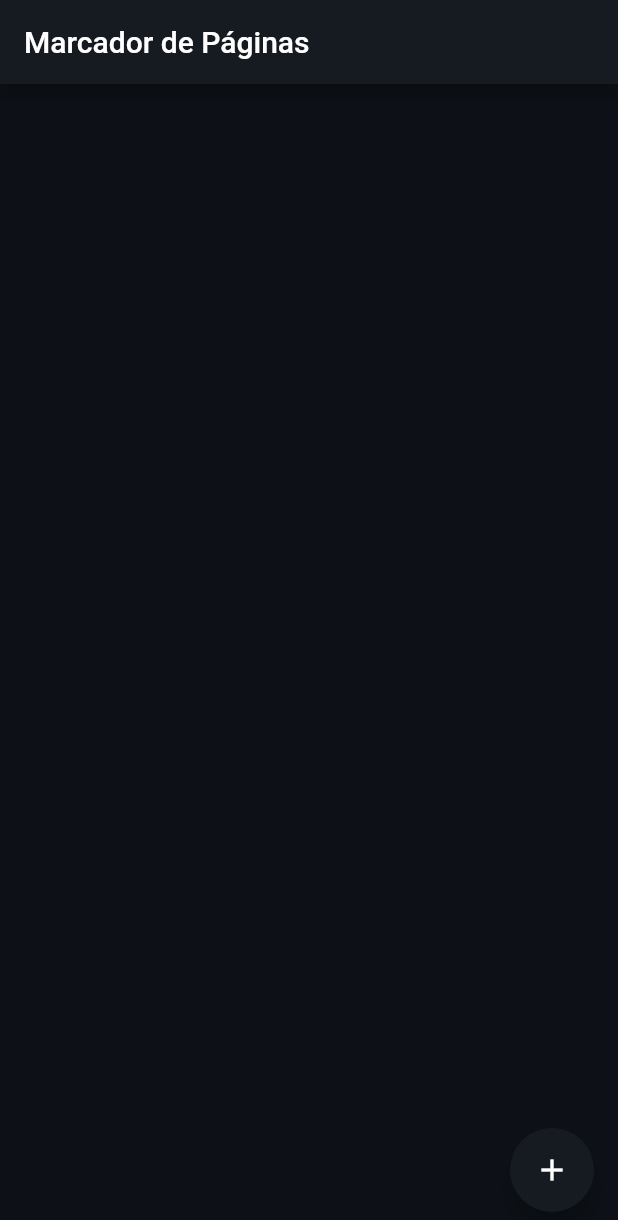
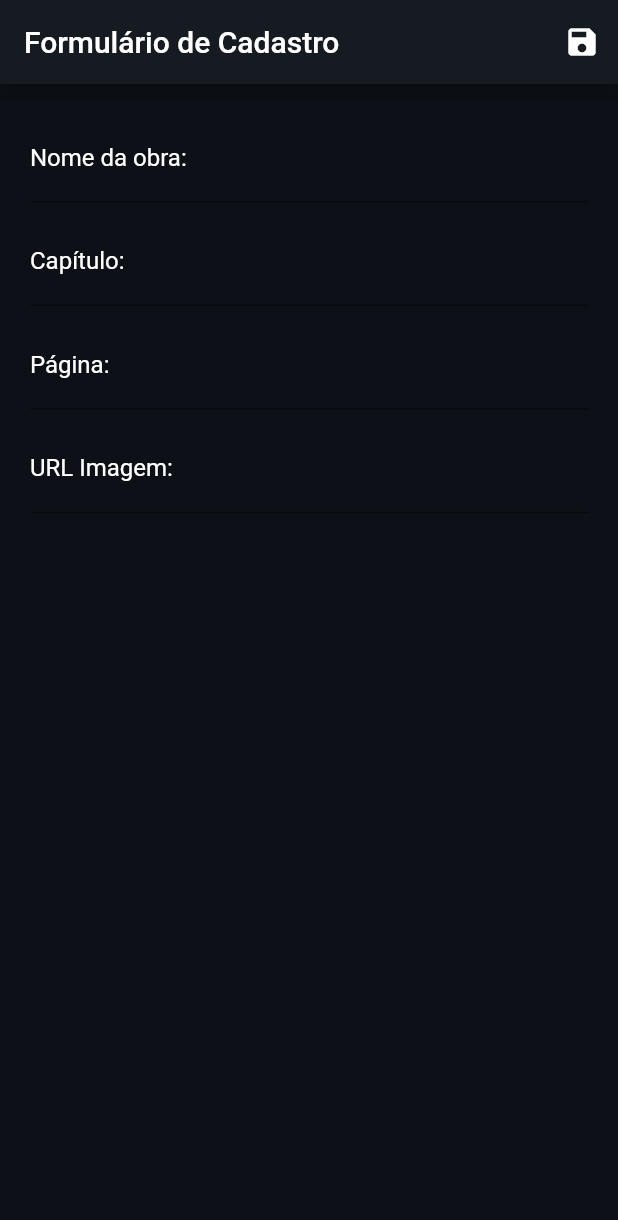
Before and after one commit to RAShiguemoto/marcador-pagina-app, a Flutter app: the screen it shows after launch, after a tap on the "add" icon, on a phone screen of 412 x 824 dp. Shown: the top 1220 px of the screen. Run offline on Flutter 3.47's test engine with Material 2 defaults, Android fonts, the phone set to English and light mode, and no system bars; our stand-ins replace get_it, sqflite; accounts and stored records are empty; network calls fail.

Commit message:
Cadastrar novo livro.

```diff
--- a/lib/app/controller/livro_controller.dart
+++ b/lib/app/controller/livro_controller.dart
@@ -1,24 +1,22 @@
+import 'package:flutter/material.dart';
 import 'package:marca_pagina_app/app/model/livro_model.dart';
 import 'package:marca_pagina_app/app/repository/livro_repository.dart';
 
 class LivroController {
-  inserirNovosLivros() {
-    Livro livro1 = Livro();
-    livro1.nome = 'BOKU NO HERO ACADEMIA';
-    livro1.capitulo = '1';
-    livro1.pagina = '1';
-    LivroRepository().save(livro1);
+  Livro livro = Livro();
 
-    Livro livro2 = Livro();
-    livro2.nome = 'NARUTO';
-    livro2.capitulo = '1';
-    livro2.pagina = '1';
-    LivroRepository().save(livro2);
+  novoCadastro(BuildContext context) {
+    livro = Livro();
+    Navigator.of(context).pushReplacementNamed('livro-form-page');
+  }
 
-    Livro livro3 = Livro();
-    livro3.nome = 'ONE PIECE';
-    livro3.capitulo = '1';
-    livro3.pagina = '1';
-    LivroRepository().save(livro3);
+  save(BuildContext context) {
+    LivroRepository().save(livro);
+    Navigator.of(context).pushReplacementNamed('/');
+  }
+
+  editar(BuildContext context, Livro l) {
+    livro = l;
+    Navigator.of(context).pushReplacementNamed('livro-form-page');
   }
 }
--- /dev/null
+++ b/lib/app/injection.dart
@@ -0,0 +1,8 @@
+import 'package:get_it/get_it.dart';
+import 'package:marca_pagina_app/app/controller/livro_controller.dart';
+
+setupInjection() {
+  GetIt getIt = GetIt.I;
+
+  getIt.registerSingleton<LivroController>(LivroController());
+}
--- a/lib/app/model/livro_model.dart
+++ b/lib/app/model/livro_model.dart
@@ -1,6 +1,7 @@
 class Livro {
   int? id;
-  late String nome;
-  late String capitulo;
-  late String pagina;
+  String? nome;
+  String? capitulo;
+  String? pagina;
+  String? urlImagem;
 }
--- a/lib/app/my_app.dart
+++ b/lib/app/my_app.dart
@@ -1,5 +1,6 @@
 import 'package:flutter/material.dart';
 import 'package:marca_pagina_app/app/pages/home_page.dart';
+import 'package:marca_pagina_app/app/pages/livro_form_page.dart';
 
 class MyApp extends StatelessWidget {
   const MyApp({Key? key}) : super(key: key);
@@ -12,6 +13,7 @@ class MyApp extends StatelessWidget {
       debugShowCheckedModeBanner: false,
       routes: {
         '/': (context) => HomePage(),
+        'livro-form-page': ((context) => LivroFormPage()),
       },
     );
   }
--- a/lib/app/pages/home_page.dart
+++ b/lib/app/pages/home_page.dart
@@ -1,4 +1,5 @@
 import 'package:flutter/material.dart';
+import 'package:get_it/get_it.dart';
 import 'package:marca_pagina_app/app/controller/livro_controller.dart';
 import 'package:marca_pagina_app/app/repository/livro_repository.dart';
 
@@ -9,6 +10,8 @@ class HomePage extends StatelessWidget {
 
   @override
   Widget build(BuildContext context) {
+    var livroController = GetIt.I.get<LivroController>();
+
     return Scaffold(
       appBar: AppBar(
         title: Text('Marcador de Páginas'),
@@ -35,11 +38,7 @@ class HomePage extends StatelessWidget {
                         child: Padding(
                           padding: const EdgeInsets.all(8.0),
                           child: ListTile(
-                            leading: Icon(
-                              Icons.bookmark,
-                              color: Color.fromARGB(202, 255, 255, 255),
-                              size: 35,
-                            ),
+                            leading: Image.network('${livro.urlImagem}'),
                             title: Text(
                               '${livro.nome}',
                               style: TextStyle(
@@ -64,7 +63,7 @@ class HomePage extends StatelessWidget {
         ],
       ),
       floatingActionButton: FloatingActionButton(
-        onPressed: (() => LivroController().inserirNovosLivros()),
+        onPressed: (() => livroController.novoCadastro(context)),
         backgroundColor: Color(0xff161b22),
         child: const Icon(Icons.add),
       ),
--- /dev/null
+++ b/lib/app/pages/livro_form_page.dart
@@ -0,0 +1,102 @@
+import 'package:flutter/material.dart';
+import 'package:get_it/get_it.dart';
+import 'package:marca_pagina_app/app/controller/livro_controller.dart';
+
+class LivroFormPage extends StatefulWidget {
+  const LivroFormPage({Key? key}) : super(key: key);
+
+  @override
+  State<LivroFormPage> createState() => _LivroFormPageState();
+}
+
+class _LivroFormPageState extends State<LivroFormPage> {
+  final _form = GlobalKey<FormState>();
+
+  @override
+  Widget build(BuildContext context) {
+    var livroController = GetIt.I.get<LivroController>();
+
+    return Scaffold(
+      appBar: AppBar(
+        title: Text('Formulário de Cadastro'),
+        backgroundColor: Color(0xff161b22),
+        actions: [
+          IconButton(
+              onPressed: () {
+                _form.currentState?.save();
+                livroController.save(context);
+              },
+              icon: Icon(Icons.save))
+        ],
+      ),
+      body: Form(
+          key: _form,
+          child: Padding(
+            padding: const EdgeInsets.only(left: 20, right: 20),
+            child: Column(
+              children: [
+                SizedBox(
+                  height: 20,
+                ),
+                TextFormField(
+                  initialValue: livroController.livro.nome,
+                  onSaved: (newValue) => livroController.livro.nome = newValue!,
+                  decoration: InputDecoration(
+                    labelText: 'Nome da obra:',
+                    hintText: 'Informe um nome.',
+                    labelStyle: TextStyle(color: Colors.white),
+                    hintStyle: TextStyle(color: Colors.grey),
+                  ),
+                  style: TextStyle(color: Colors.white),
+                ),
+                SizedBox(
+                  height: 10,
+                ),
+                TextFormField(
+                  initialValue: livroController.livro.capitulo,
+                  onSaved: (newValue) =>
+                      livroController.livro.capitulo = newValue!,
+                  decoration: InputDecoration(
+                    labelText: 'Capítulo:',
+                    hintText: 'Informe o nome ou número do capítulo.',
+                    labelStyle: TextStyle(color: Colors.white),
+                    hintStyle: TextStyle(color: Colors.grey),
+                  ),
+                  style: TextStyle(color: Colors.white),
+                ),
+                SizedBox(
+                  height: 10,
+                ),
+                TextFormField(
+                  initialValue: livroController.livro.pagina,
+                  onSaved: (newValue) =>
+                      livroController.livro.pagina = newValue!,
+                  decoration: InputDecoration(
+                    labelText: 'Página:',
+                    hintText: 'Informe o nº da página.',
+                    labelStyle: TextStyle(color: Colors.white),
+                    hintStyle: TextStyle(color: Colors.grey),
+                  ),
+                  style: TextStyle(color: Colors.white),
+                ),
+                SizedBox(
+                  height: 10,
+                ),
+                TextFormField(
+                  initialValue: livroController.livro.urlImagem,
+                  onSaved: (newValue) =>
+                      livroController.livro.urlImagem = newValue!,
+                  decoration: InputDecoration(
+                    labelText: 'URL Imagem:',
+                    hintText: 'Informe o endereço da imagem.',
+                    labelStyle: TextStyle(color: Colors.white),
+                    hintStyle: TextStyle(color: Colors.grey),
+                  ),
+                  style: TextStyle(color: Colors.white),
+                )
+              ],
+            ),
+          )),
+    );
+  }
+}
--- a/lib/app/repository/livro_repository.dart
+++ b/lib/app/repository/livro_repository.dart
@@ -20,6 +20,7 @@ class LivroRepository {
         livro.nome = linha['nome'];
         livro.capitulo = linha['capitulo'];
         livro.pagina = linha['pagina'];
+        livro.urlImagem = linha['url_imagem'];
         return livro;
       });
 
@@ -52,13 +53,20 @@ class LivroRepository {
     if (_db != null) {
       var sql;
       if (livro.id == null) {
-        sql = 'INSERT INTO livro(nome, capitulo, pagina) VALUES (?,?,?)';
-        _db!.rawInsert(sql, [livro.nome, livro.capitulo, livro.pagina]);
+        sql =
+            'INSERT INTO livro(nome, capitulo, pagina, url_imagem) VALUES (?,?,?,?)';
+        _db!.rawInsert(
+            sql, [livro.nome, livro.capitulo, livro.pagina, livro.urlImagem]);
       } else {
         sql =
-            'UPDATE livro SET nome = ?, capitulo = ?, pagina = ? WHERE id = ?';
-        _db!.rawUpdate(
-            sql, [livro.nome, livro.capitulo, livro.pagina, livro.id]);
+            'UPDATE livro SET nome = ?, capitulo = ?, pagina = ?, url_imagem = ? WHERE id = ?';
+        _db!.rawUpdate(sql, [
+          livro.nome,
+          livro.capitulo,
+          livro.pagina,
+          livro.urlImagem,
+          livro.id
+        ]);
       }
     }
   }
--- a/lib/app/repository/scripts/livro_script.dart
+++ b/lib/app/repository/scripts/livro_script.dart
@@ -3,6 +3,7 @@ final createTableLivro = '''
     id INTEGER PRIMARY KEY AUTOINCREMENT NOT NULL,
     nome VARCHAR(255),
     capitulo VARCHAR(255),
-    pagina VARCHAR(5)
+    pagina VARCHAR(5),
+    url_imagem VARCHAR(255)
   )
 ''';
--- a/lib/main.dart
+++ b/lib/main.dart
@@ -1,6 +1,8 @@
 import 'package:flutter/material.dart';
+import 'app/injection.dart';
 import 'app/my_app.dart';
 
 void main() {
+  setupInjection();
   runApp(MyApp());
 }
--- a/pubspec.yaml
+++ b/pubspec.yaml
@@ -31,6 +31,7 @@ dependencies:
     sdk: flutter
   sqflite: ^2.0.2
   path:
+  get_it: 7.2.0
 
 
   # The following adds the Cupertino Icons font to your application.
```
Also changed, not shown: pubspec.lock.
